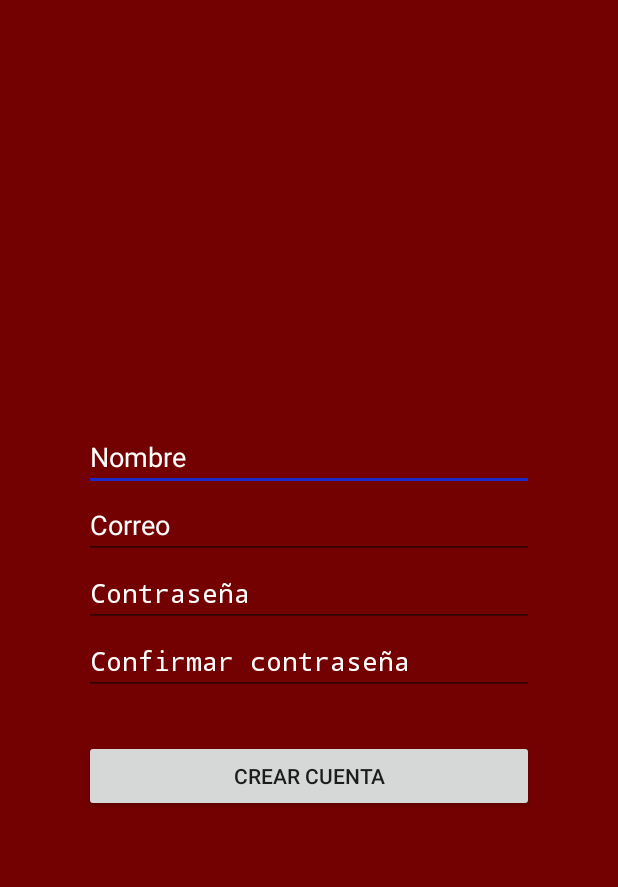
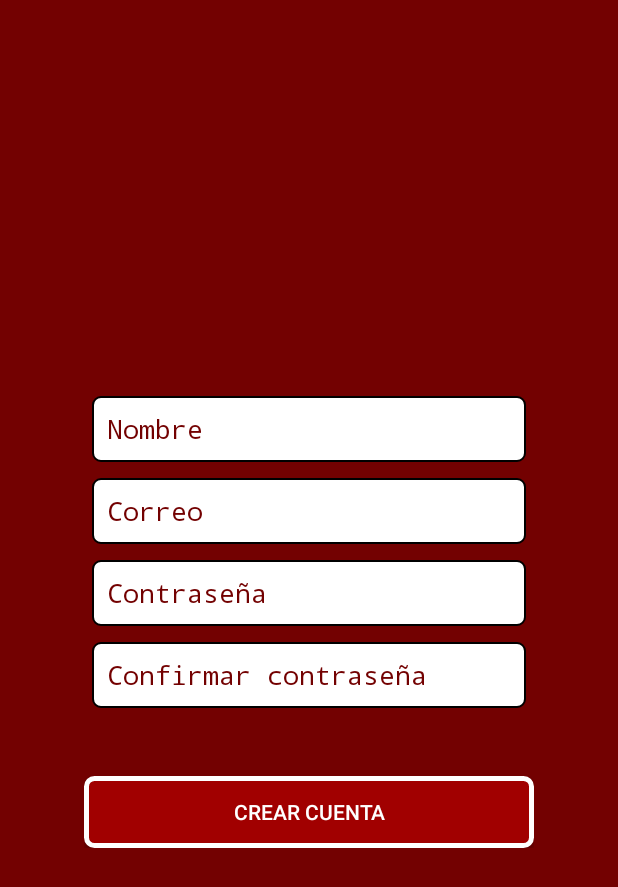
Before and after one commit to AlexGal0/QBeat, an Android app: the Registrar screen opened directly, with no data from a screen before it, on a phone screen of 412 x 824 dp. Shown: the top 887 px of the screen. Run offline under Robolectric (Android 15) with nearby library versions, the phone set to English and light mode, and no system bars; our stand-ins replace Firebase (no records; nobody signed in at launch, a user with empty details on screens opened directly).

Commit message:
Cambio de colores y estilos a los botones, se crearon nuevos archivos para darle forma a los editText y a los botones. Tiene un diseño mas personalizado y propio xd.

```diff
--- /dev/null
+++ b/app/src/main/res/drawable/style_button.xml
@@ -0,0 +1,6 @@
+<?xml version="1.0" encoding="utf-8"?>
+<shape xmlns:android="http://schemas.android.com/apk/res/android" android:shape="rectangle" >
+    <solid android:color="#a10000" />
+    <stroke android:width="3dp" android:color="#ffffff"/>
+    <corners android:radius="5dp"></corners>
+</shape>
--- /dev/null
+++ b/app/src/main/res/drawable/style_edit_text.xml
@@ -0,0 +1,6 @@
+<?xml version="1.0" encoding="utf-8"?>
+<shape xmlns:android="http://schemas.android.com/apk/res/android" android:shape="rectangle" >
+    <solid android:color="@android:color/white" />
+    <stroke android:width="1dp" android:color="#000000"/>
+    <corners android:radius="5dp"></corners>
+</shape>
--- a/app/src/main/res/layout/registrar_layout.xml
+++ b/app/src/main/res/layout/registrar_layout.xml
@@ -19,47 +19,79 @@
             android:id="@+id/name_register"
             android:layout_width="match_parent"
             android:layout_height="wrap_content"
-            android:ems="10"
             android:hint="Nombre"
             android:inputType="textPersonName"
-            android:textColor="@color/white"
-            android:textColorHint="@color/white"/>
+
+            android:typeface="monospace"
+            android:textSize="17sp"
+            android:theme="@style/ColorLineaDeEntradaDeTexto"
+            android:background="@drawable/style_edit_text"
+            android:padding="10dp"
+            android:textColor="@color/BlackText"
+            android:textColorHint="@color/backgroundSplash"
+            android:layout_margin="5dp"
+            />
 
         <EditText
             android:id="@+id/email_register"
             android:layout_width="match_parent"
             android:layout_height="wrap_content"
-            android:ems="10"
             android:hint="Correo"
             android:inputType="textEmailAddress"
-            android:textColor="@color/white"
-            android:textColorHint="@color/white" />
+
+            android:typeface="monospace"
+            android:textSize="17sp"
+            android:theme="@style/ColorLineaDeEntradaDeTexto"
+            android:background="@drawable/style_edit_text"
+            android:padding="10dp"
+            android:textColor="@color/BlackText"
+            android:textColorHint="@color/backgroundSplash"
+            android:layout_margin="5dp"
+            />
 
         <EditText
             android:id="@+id/password_register"
             android:layout_width="match_parent"
             android:layout_height="wrap_content"
-            android:ems="10"
             android:hint="Contraseña"
             android:inputType="textPassword"
-            android:textColor="@color/white"
-            android:textColorHint="@color/white"/>
+
+            android:typeface="monospace"
+            android:textSize="17sp"
+            android:theme="@style/ColorLineaDeEntradaDeTexto"
+            android:background="@drawable/style_edit_text"
+            android:padding="10dp"
+            android:textColor="@color/BlackText"
+            android:textColorHint="@color/backgroundSplash"
+            android:layout_margin="5dp"
+            />
 
         <EditText
             android:id="@+id/cpassword_register"
             android:layout_width="match_parent"
             android:layout_height="wrap_content"
-            android:ems="10"
             android:hint="Confirmar contraseña"
             android:inputType="textPassword"
-            android:textColor="@color/white"
-            android:textColorHint="@color/white"/>
+
+            android:typeface="monospace"
+            android:textSize="17sp"
+            android:theme="@style/ColorLineaDeEntradaDeTexto"
+            android:background="@drawable/style_edit_text"
+            android:padding="10dp"
+            android:textColor="@color/BlackText"
+            android:textColorHint="@color/backgroundSplash"
+            android:layout_margin="5dp"
+            />
 
         <Button
-            android:layout_marginTop="30dp"
             android:id="@+id/create_register"
             android:layout_width="match_parent"
             android:layout_height="wrap_content"
-            android:text="Crear cuenta" />
+            android:text="Crear cuenta"
+
+            android:background="@drawable/style_button"
+            android:layout_marginTop="40dp"
+            android:padding="10dp"
+            android:textColor="@color/white"/>
     </LinearLayout>
 </FrameLayout>
--- a/app/src/main/res/values/colors.xml
+++ b/app/src/main/res/values/colors.xml
@@ -1,8 +1,8 @@
 <?xml version="1.0" encoding="utf-8"?>
 <resources>
-    <color name="colorPrimary">#ea3c3a</color>
+    <color name="colorPrimary">#730101</color>
     <color name="colorPrimaryDark">#730101</color>
-    <color name="colorAccent">#1c2bca</color>
+    <color name="colorAccent">#ff0000</color>
     <color name="ColorSecundary">#b90101</color>
     <color name="ColorBannerProfile">#62ff0000</color>
     <color name="BlackText">#000</color>
@@ -12,5 +12,5 @@
     <color name="backgroundSplash">#730101</color>
     <color name="white">#FFFFFF</color>
     <color name="transparent">#00ffffff</color>
-    <color name="card_backgroud">#d7be80</color>
+    <color name="card_backgroud">#ffa250</color>
 </resources>
--- a/app/src/main/res/values/strings.xml
+++ b/app/src/main/res/values/strings.xml
@@ -5,5 +5,5 @@
     <string name="title_notifications">Perfil</string>
     <string name="my_recipe">Mis Recetas</string>
     <string name="nivel_text">Nivel</string>
-    <string name="texto_inicio">¿Como desea iniciar?</string>
+    <string name="texto_inicio">Ingresar como:</string>
 </resources>
--- a/app/src/main/res/values/styles.xml
+++ b/app/src/main/res/values/styles.xml
@@ -16,4 +16,11 @@
     <style name="SplashTheme" parent="AppTheme">
         <item name="android:windowBackground">@drawable/splash</item>
     </style>
+
+    <style name="ColorLineaDeEntradaDeTexto" parent="Theme.AppCompat.Light">
+        <item name="colorControlNormal">#717171</item>
+        <item name="colorControlActivated">#ffffff</item>
+        <item name="android:textColorHighlight">#cad46c4f</item>
+    </style>
+
 </resources>
```
Also changed, not shown: app/src/main/res/layout/login_layout.xml (+21 -8 lines), app/src/main/res/layout/splash.xml (+25 -19 lines).
